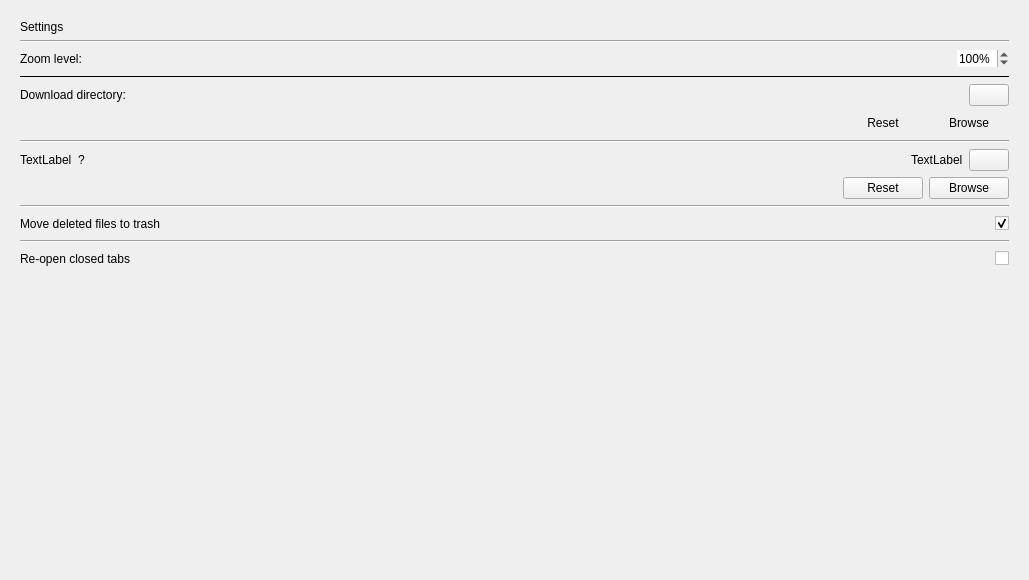
kiwix/kiwix-desktop, file ui/settings.ui: the form before one commit.
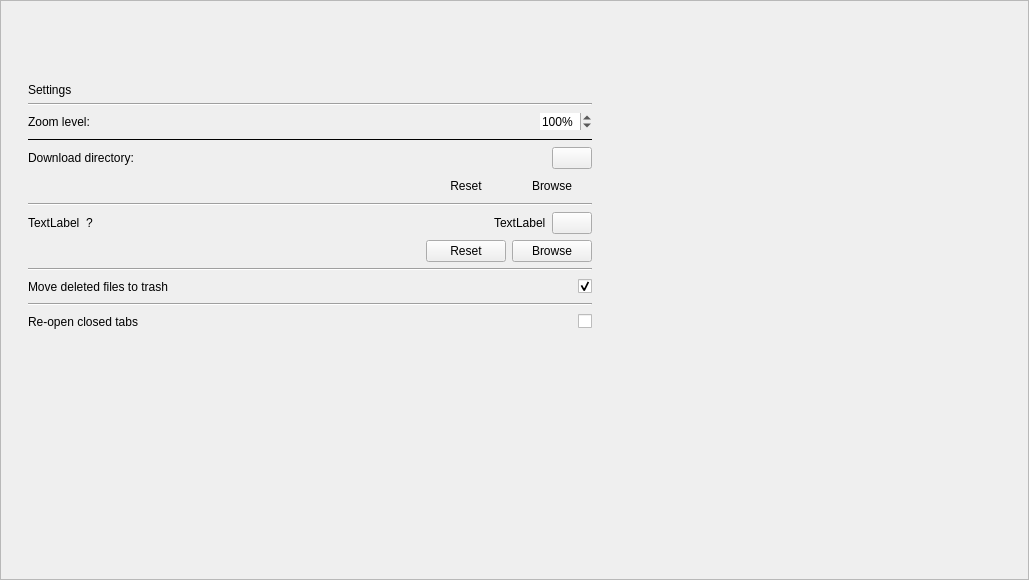
The form after the commit.

Commit message: fix: Make Settings tab scrollable to accommodate smaller window sizes

Diff of the .ui file:
```diff
--- a/ui/settings.ui
+++ b/ui/settings.ui
@@ -1,6 +1,29 @@
 <?xml version="1.0" encoding="UTF-8"?>
 <ui version="4.0">
  <class>Settings</class>
+<widget class="QScrollArea" name="scrollArea">
+<property name="geometry">
+<rect>
+<x>0</x>
+<y>0</y>
+<width>1029</width>
+<height>580</height>
+</rect>
+</property>
+<property name="widgetResizable">
+	<bool>true</bool>
+</property>
+<widget class="QWidget" name="scrollAreaWidgetContents">
+	<property name="geometry">
+	<rect>
+		<x>0</x>
+		<y>0</y>
+		<width>1029</width>
+		<height>580</height>
+	</rect>
+	</property>
+	<layout class="QVBoxLayout" name="verticalLayout">
+	<item>
  <widget class="QWidget" name="Settings">
   <property name="geometry">
    <rect>
@@ -19,7 +42,7 @@
   <property name="minimumSize">
    <size>
     <width>600</width>
-    <height>0</height>
+    <height>450</height>
    </size>
   </property>
   <property name="windowTitle">
@@ -406,6 +429,10 @@
    </item>
   </layout>
  </widget>
+ 	</item>
+</layout>
+</widget>
+</widget>
  <resources/>
  <connections/>
 </ui>
```
The commit also changes 3 other files.
